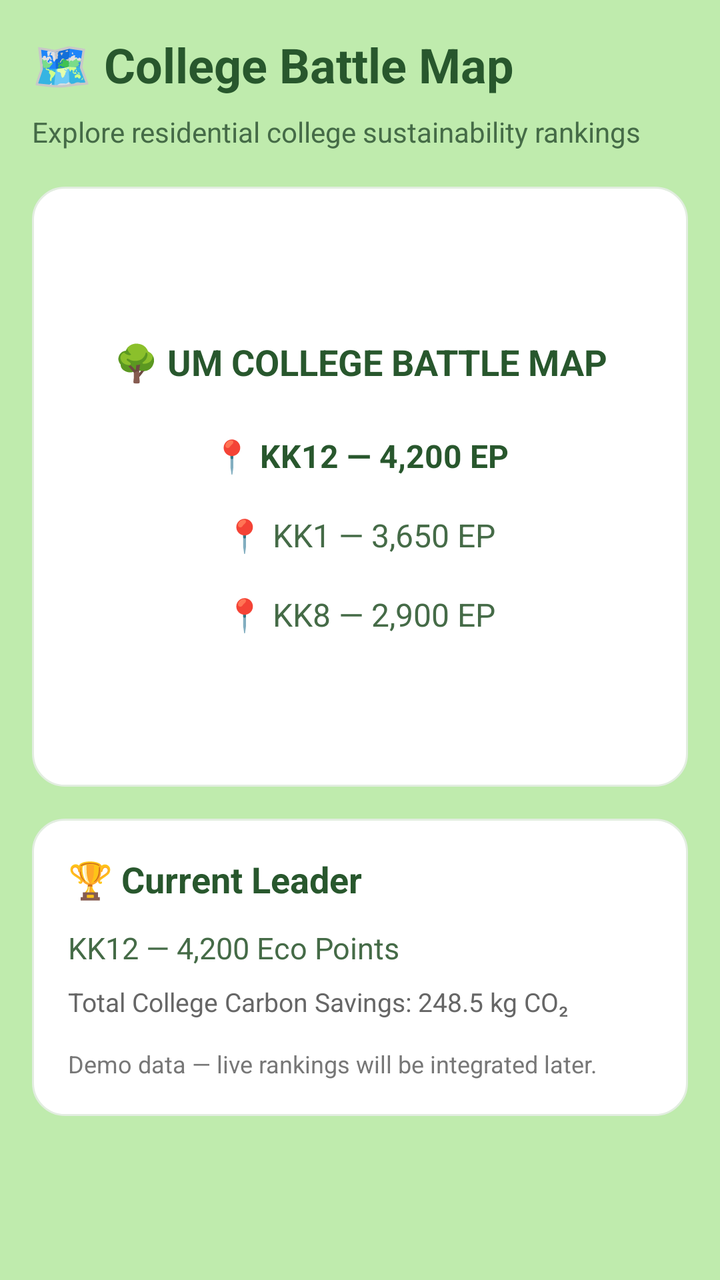
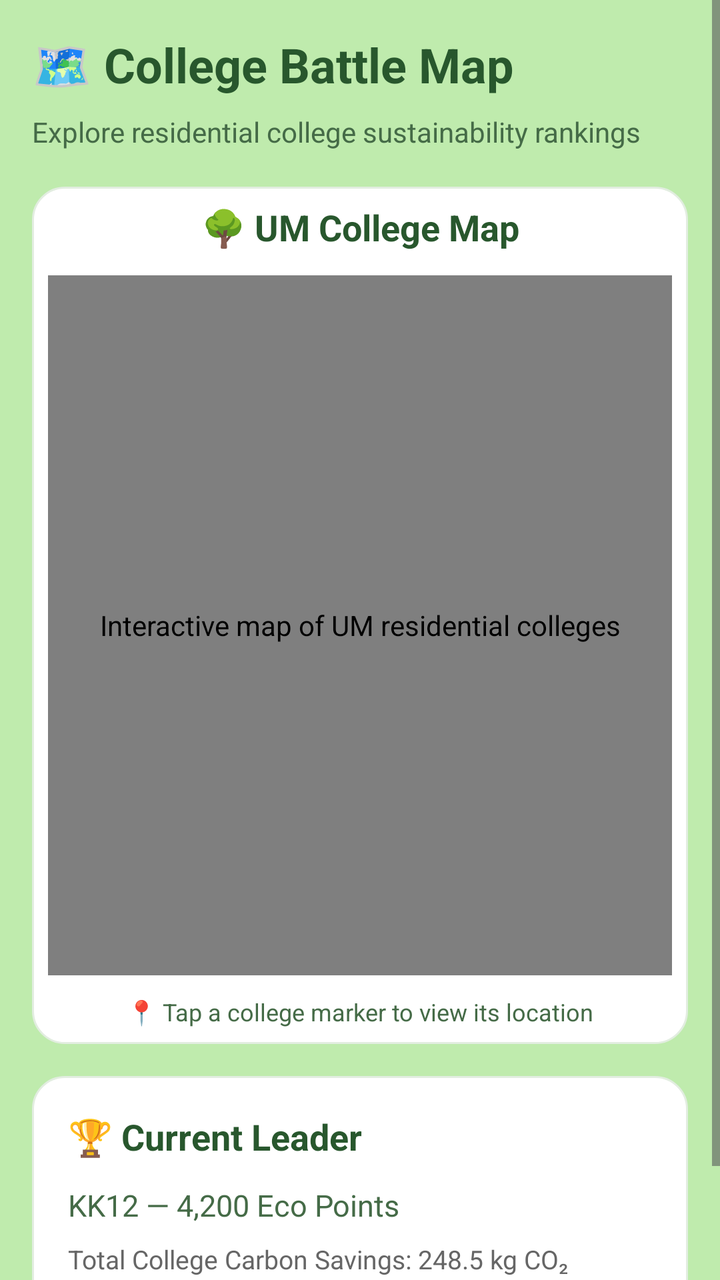

Before-and-after screenshots of an Android layout around one commit, followed by the original layout XML and the change that was made.
<!-- AndroidManifest.xml: application theme Theme.UMEcoverse -->
<!-- res/layout/activity_college_map.xml -->
<ScrollView xmlns:android="http://schemas.android.com/apk/res/android"
    android:layout_width="match_parent"
    android:layout_height="match_parent"
    android:background="#BFEBAD"
    android:fillViewport="true">

    <LinearLayout
        android:layout_width="match_parent"
        android:layout_height="wrap_content"
        android:orientation="vertical"
        android:padding="16dp">

        <TextView
            android:layout_width="match_parent"
            android:layout_height="wrap_content"
            android:text="🗺️ College Battle Map"
            android:textColor="#28572D"
            android:textStyle="bold"
            android:textSize="24sp"
            android:layout_marginBottom="8dp" />

        <TextView
            android:layout_width="match_parent"
            android:layout_height="wrap_content"
            android:text="Explore residential college sustainability rankings"
            android:textColor="#456B47"
            android:textSize="14sp"
            android:layout_marginBottom="18dp" />

        
        <LinearLayout
            android:layout_width="match_parent"
            android:layout_height="300dp"
            android:orientation="vertical"
            android:gravity="center"
            android:background="@drawable/eco_card"
            android:padding="20dp">

            <TextView
                android:layout_width="match_parent"
                android:layout_height="wrap_content"
                android:gravity="center"
                android:text="🌳 UM COLLEGE BATTLE MAP"
                android:textStyle="bold"
                android:textColor="#28572D"
                android:textSize="18sp"
                android:layout_marginBottom="24dp" />

            <TextView
                android:layout_width="match_parent"
                android:layout_height="wrap_content"
                android:gravity="center"
                android:text="📍 KK12 — 4,200 EP"
                android:textColor="#28572D"
                android:textStyle="bold"
                android:textSize="16sp"
                android:layout_marginBottom="18dp" />

            <TextView
                android:layout_width="match_parent"
                android:layout_height="wrap_content"
                android:gravity="center"
                android:text="📍 KK1 — 3,650 EP"
                android:textColor="#456B47"
                android:textSize="16sp"
                android:layout_marginBottom="18dp" />

            <TextView
                android:layout_width="match_parent"
                android:layout_height="wrap_content"
                android:gravity="center"
                android:text="📍 KK8 — 2,900 EP"
                android:textColor="#456B47"
                android:textSize="16sp" />
        </LinearLayout>

        
        <LinearLayout
            android:layout_width="match_parent"
            android:layout_height="wrap_content"
            android:orientation="vertical"
            android:background="@drawable/eco_card"
            android:padding="18dp"
            android:layout_marginTop="16dp">

            <TextView
                android:layout_width="match_parent"
                android:layout_height="wrap_content"
                android:text="🏆 Current Leader"
                android:textStyle="bold"
                android:textColor="#28572D"
                android:textSize="18sp" />

            <TextView
                android:layout_width="match_parent"
                android:layout_height="wrap_content"
                android:text="KK12 — 4,200 Eco Points"
                android:textColor="#456B47"
                android:textSize="15sp"
                android:layout_marginTop="12dp" />

            <TextView
                android:layout_width="match_parent"
                android:layout_height="wrap_content"
                android:text="Total College Carbon Savings: 248.5 kg CO₂"
                android:textColor="#666666"
                android:textSize="13sp"
                android:layout_marginTop="8dp" />

            <TextView
                android:layout_width="match_parent"
                android:layout_height="wrap_content"
                android:text="Demo data — live rankings will be integrated later."
                android:textColor="#777777"
                android:textSize="12sp"
                android:layout_marginTop="14dp" />
        </LinearLayout>

    </LinearLayout>
</ScrollView>
<!-- resources referenced by this layout -->
<resources>
  <!-- drawable eco_card (drawable) -->
  <shape xmlns:android="http://schemas.android.com/apk/res/android"
      android:shape="rectangle">
  
      <solid android:color="#FFFFFF" />
  
      <corners android:radius="16dp" />
  
      <stroke
          android:width="1dp"
          android:color="#E2EDE0" />
  
  </shape>
  <style name="Theme.UMEcoverse" parent="Base.Theme.UMEcoverse" />
  <style name="Base.Theme.UMEcoverse" parent="Theme.Material3.DayNight.NoActionBar">
          
          
      </style>
</resources>

<!-- the commit's change to res/layout/activity_college_map.xml (unified diff, before → after) -->
@@ -1,3 +1,4 @@
+<?xml version="1.0" encoding="utf-8"?>
 <ScrollView xmlns:android="http://schemas.android.com/apk/res/android"
     android:layout_width="match_parent"
     android:layout_height="match_parent"
@@ -10,6 +11,7 @@
         android:orientation="vertical"
         android:padding="16dp">
 
+        
         <TextView
             android:layout_width="match_parent"
             android:layout_height="wrap_content"
@@ -30,48 +32,36 @@
         
         <LinearLayout
             android:layout_width="match_parent"
-            android:layout_height="300dp"
+            android:layout_height="wrap_content"
             android:orientation="vertical"
-            android:gravity="center"
             android:background="@drawable/eco_card"
-            android:padding="20dp">
+            android:padding="8dp">
 
             <TextView
                 android:layout_width="match_parent"
                 android:layout_height="wrap_content"
-                android:gravity="center"
-                android:text="🌳 UM COLLEGE BATTLE MAP"
+                android:text="🌳 UM College Map"
+                android:textColor="#28572D"
                 android:textStyle="bold"
-                android:textColor="#28572D"
                 android:textSize="18sp"
-                android:layout_marginBottom="24dp" />
+                android:layout_marginBottom="12dp"
+                android:gravity="center" />
+
+            <org.osmdroid.views.MapView
+                android:id="@+id/collegeMapView"
+                android:layout_width="match_parent"
+                android:layout_height="350dp"
+                android:contentDescription="Interactive map of UM residential colleges" />
 
             <TextView
                 android:layout_width="match_parent"
                 android:layout_height="wrap_content"
+                android:text="📍 Tap a college marker to view its location"
+                android:textColor="#456B47"
+                android:textSize="12sp"
                 android:gravity="center"
-                android:text="📍 KK12 — 4,200 EP"
-                android:textColor="#28572D"
-                android:textStyle="bold"
-                android:textSize="16sp"
-                android:layout_marginBottom="18dp" />
+                android:layout_marginTop="10dp" />
 
-            <TextView
-                android:layout_width="match_parent"
-                android:layout_height="wrap_content"
-                android:gravity="center"
-                android:text="📍 KK1 — 3,650 EP"
-                android:textColor="#456B47"
-                android:textSize="16sp"
-                android:layout_marginBottom="18dp" />
-
-            <TextView
-                android:layout_width="match_parent"
-                android:layout_height="wrap_content"
-                android:gravity="center"
-                android:text="📍 KK8 — 2,900 EP"
-                android:textColor="#456B47"
-                android:textSize="16sp" />
         </LinearLayout>
 
         
@@ -114,6 +104,7 @@
                 android:textColor="#777777"
                 android:textSize="12sp"
                 android:layout_marginTop="14dp" />
+
         </LinearLayout>
 
     </LinearLayout>
